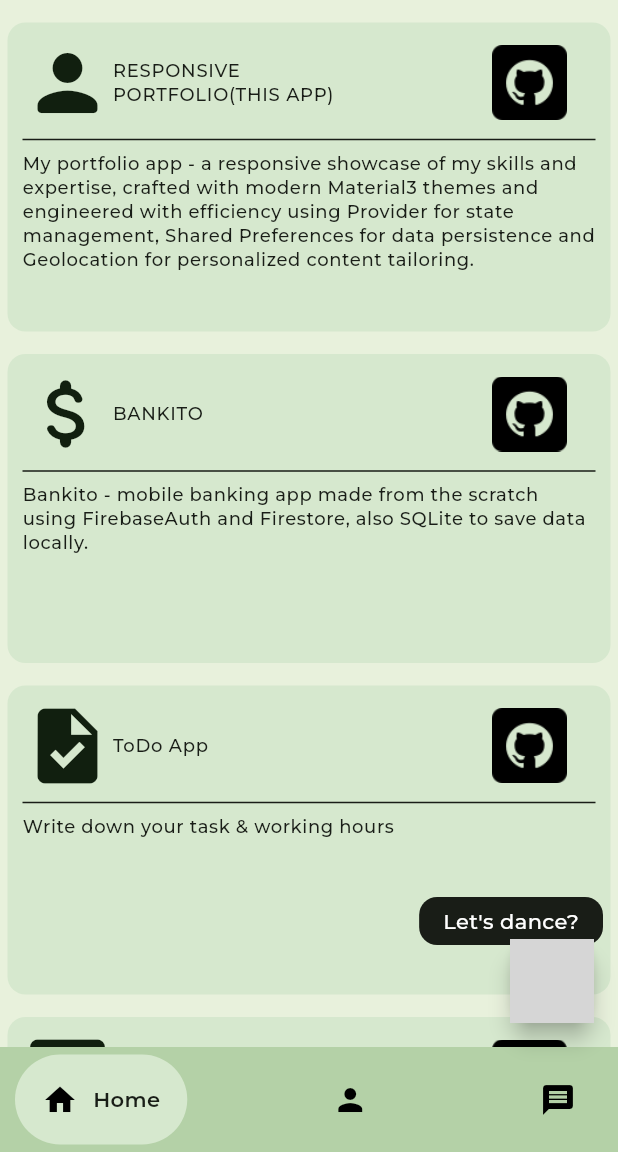
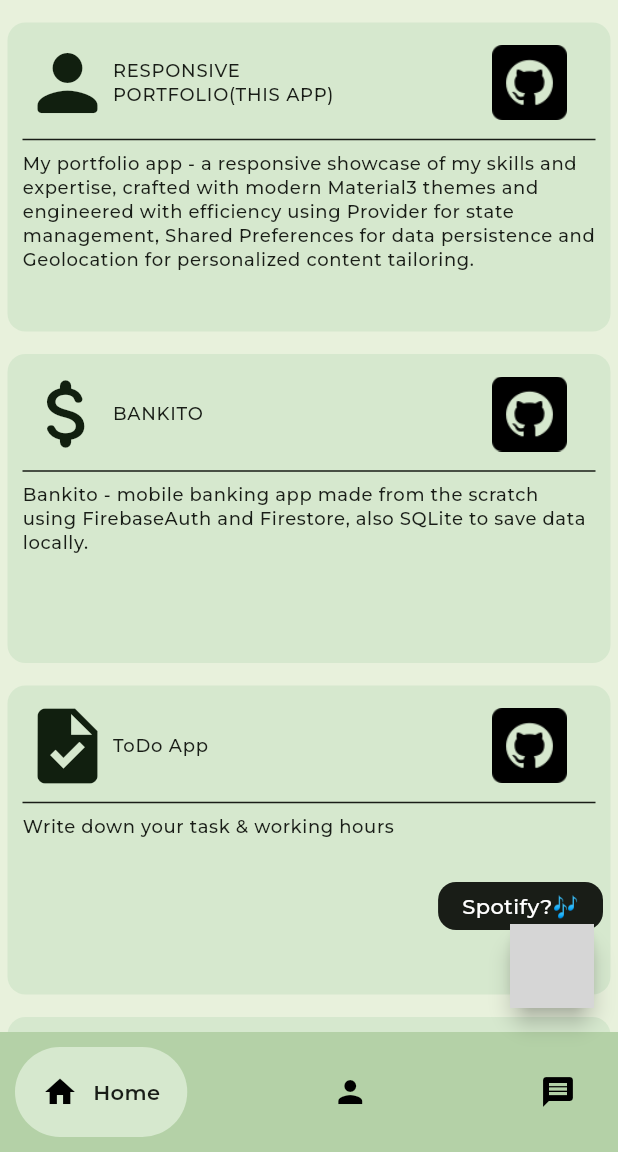
Before and after one commit to browsfer/My-responsive-portfolio, a Flutter app: the screen it shows after launch, on a phone screen of 412 x 824 dp, the part 84-1236 px from its top. Run offline on Flutter 3.47's test engine with Material 3 defaults, Android fonts, the phone set to English and light mode, and no system bars; drawn by our look-alikes of auto_size_text, google_nav_bar; our stand-ins replace cached_network_image, fluttertoast, geocoding, geolocator, loading_animation_widget, logger and 3 more; missing offline and left inert: app_settings, spotify_sdk, spring; project files that could hold a hidden picture were left out; grey boxes are pictures that could not be loaded.

Commit message:
Spotify music streaming + error handling

```diff
--- a/lib/constants/constants.dart
+++ b/lib/constants/constants.dart
@@ -31,3 +31,16 @@
       color: Theme.of(context).colorScheme.primary, size: 50),
   errorWidget: (context, url, error) => const Icon(Icons.error),
 );
+
+//Navigation bar padding for iOS
+var navBariOs = const EdgeInsets.only(
+  left: 10.0,
+  right: 10.0,
+  bottom: 20.0,
+  top: 10.0,
+);
+//Navigation bar padding for Android
+var navBarAndroid = const EdgeInsets.symmetric(
+  horizontal: 10.0,
+  vertical: 10.0,
+);
--- a/lib/responsive/scaffolds/mobile_scaffold.dart
+++ b/lib/responsive/scaffolds/mobile_scaffold.dart
@@ -1,6 +1,7 @@
 import 'package:flutter/material.dart';
 import 'package:loading_animation_widget/loading_animation_widget.dart';
 import 'package:responsive_project/constants/constants.dart';
+import 'dart:io' show Platform;
 
 import 'package:responsive_project/pages/mobile_aboutme_page.dart';
 import 'package:responsive_project/pages/mobile_findme_page.dart';
@@ -11,7 +12,7 @@ import 'package:responsive_project/utils/my_floating_button.dart';
 import 'package:responsive_project/utils/my_switch.dart';
 import 'package:responsive_project/utils/weather_widgets.dart';
 
-import 'package:responsive_project/services/weather_service.dart';
+import 'package:responsive_project/services/weather_services.dart';
 import 'package:app_settings/app_settings.dart';
 
 class MyMobileScaffold extends StatefulWidget {
@@ -45,7 +46,9 @@ class _MyMobileScaffoldState extends State<MyMobileScaffold> {
     return Scaffold(
       //
       //MUSIC BUTTON
-      floatingActionButton: const MyFloatingActionButton(),
+
+      floatingActionButton:
+          Platform.isAndroid ? const MyFloatingActionButton() : null,
 
       //APP BAR WITH WEATHER
       appBar: AppBar(
--- a/lib/utils/my_bottom_nav_bar.dart
+++ b/lib/utils/my_bottom_nav_bar.dart
@@ -1,5 +1,8 @@
 import 'package:flutter/material.dart';
 import 'package:google_nav_bar/google_nav_bar.dart';
+import 'dart:io' show Platform;
+
+import 'package:responsive_project/constants/constants.dart';
 
 // ignore: must_be_immutable
 class myBottomNavBar extends StatelessWidget {
@@ -15,10 +18,7 @@ class myBottomNavBar extends StatelessWidget {
   Widget build(BuildContext context) {
     return Container(
       color: Theme.of(context).appBarTheme.backgroundColor,
-      padding: const EdgeInsets.symmetric(
-        horizontal: 10.0,
-        vertical: 5.0,
-      ),
+      padding: Platform.isIOS ? navBariOs : navBarAndroid,
       child: GNav(
         //Design of bottom navigation bar
         tabBackgroundColor: Theme.of(context).colorScheme.secondaryContainer,
--- a/lib/utils/weather_widgets.dart
+++ b/lib/utils/weather_widgets.dart
@@ -3,7 +3,7 @@ import 'package:fluttertoast/fluttertoast.dart';
 import 'package:lottie/lottie.dart';
 import 'package:responsive_project/constants/constants.dart';
 import 'package:responsive_project/models/weather_model.dart';
-import 'package:responsive_project/services/weather_service.dart';
+import 'package:responsive_project/services/weather_services.dart';
 
 class WeatherWidgets extends StatefulWidget {
   const WeatherWidgets({super.key});
--- a/pubspec.yaml
+++ b/pubspec.yaml
@@ -52,6 +52,8 @@ dependencies:
   spring: ^2.0.2
   cached_network_image: ^3.3.1
   auto_size_text: ^3.0.0
+  spotify_sdk: ^2.3.1
+  logger: ^1.4.0
 
 dev_dependencies:
   flutter_test:
```
Also changed, not shown: lib/services/error_handler.dart (added, +25 -0 lines), lib/services/spotify_services.dart (added, +56 -0 lines), lib/utils/my_floating_button.dart (+21 -19 lines), lib/services/weather_services.dart (renamed from lib/services/weather_service.dart), pubspec.lock, 75 other files.
